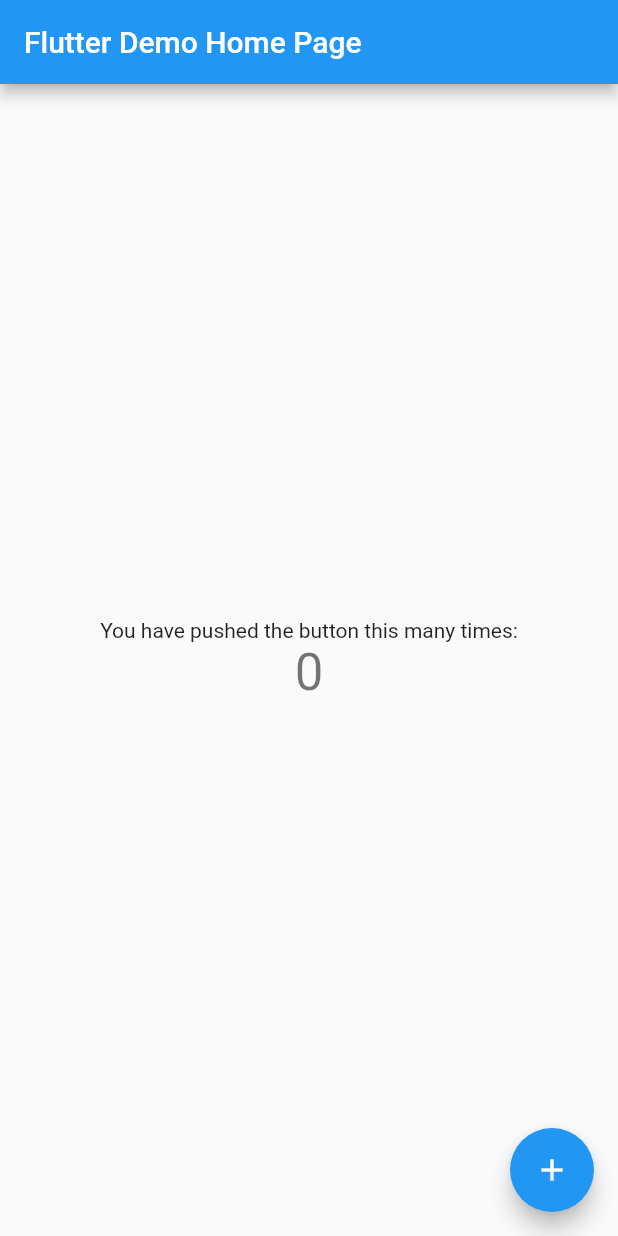
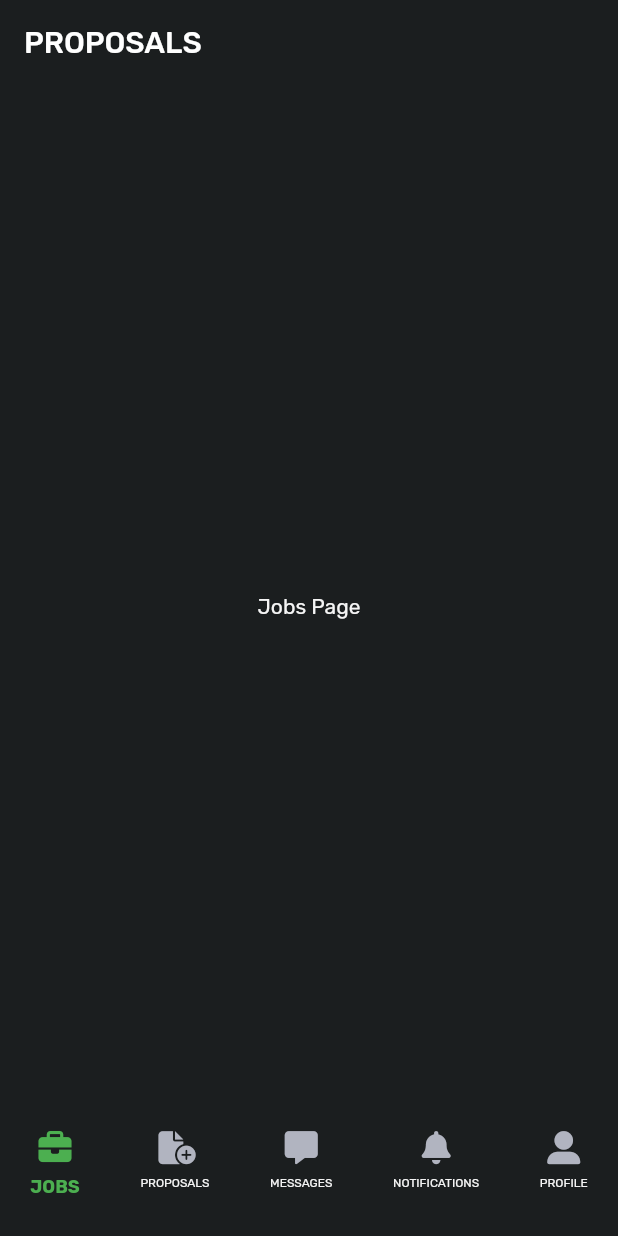
Before and after one commit to rodgersmerokaosumo/upwork, a Flutter app: the screen it shows after launch, on a phone screen of 412 x 824 dp. Run offline on Flutter 3.47's test engine with Material 2 defaults, Android fonts, the phone set to English and light mode, and no system bars; our stand-ins replace font_awesome_flutter, google_fonts.

Commit message:
Bottom Navigation Bar and App Bar

```diff
--- a/lib/main.dart
+++ b/lib/main.dart
@@ -1,4 +1,6 @@
 import 'package:flutter/material.dart';
+import 'package:upwork/screens/screens.dart';
+import 'package:upwork/theme.dart';
 
 void main() {
   runApp(const MyApp());
@@ -11,105 +13,11 @@ class MyApp extends StatelessWidget {
   @override
   Widget build(BuildContext context) {
     return MaterialApp(
-      title: 'Flutter Demo',
-      theme: ThemeData(
-        // This is the theme of your application.
-        //
-        // Try running your application with "flutter run". You'll see the
-        // application has a blue toolbar. Then, without quitting the app, try
-        // changing the primarySwatch below to Colors.green and then invoke
-        // "hot reload" (press "r" in the console where you ran "flutter run",
-        // or simply save your changes to "hot reload" in a Flutter IDE).
-        // Notice that the counter didn't reset back to zero; the application
-        // is not restarted.
-        primarySwatch: Colors.blue,
-      ),
-      home: const MyHomePage(title: 'Flutter Demo Home Page'),
+      title: 'Upwork',
+      theme: AppTheme.light(),
+      darkTheme: AppTheme.dark(),
+      themeMode: ThemeMode.dark,
+      home: HomeScreen(),
     );
   }
 }
-
-class MyHomePage extends StatefulWidget {
-  const MyHomePage({super.key, required this.title});
-
-  // This widget is the home page of your application. It is stateful, meaning
-  // that it has a State object (defined below) that contains fields that affect
-  // how it looks.
-
-  // This class is the configuration for the state. It holds the values (in this
-  // case the title) provided by the parent (in this case the App widget) and
-  // used by the build method of the State. Fields in a Widget subclass are
-  // always marked "final".
-
-  final String title;
-
-  @override
-  State<MyHomePage> createState() => _MyHomePageState();
-}
-
-class _MyHomePageState extends State<MyHomePage> {
-  int _counter = 0;
-
-  void _incrementCounter() {
-    setState(() {
-      // This call to setState tells the Flutter framework that something has
-      // changed in this State, which causes it to rerun the build method below
-      // so that the display can reflect the updated values. If we changed
-      // _counter without calling setState(), then the build method would not be
-      // called again, and so nothing would appear to happen.
-      _counter++;
-    });
-  }
-
-  @override
-  Widget build(BuildContext context) {
-    // This method is rerun every time setState is called, for instance as done
-    // by the _incrementCounter method above.
-    //
-    // The Flutter framework has been optimized to make rerunning build methods
-    // fast, so that you can just rebuild anything that needs updating rather
-    // than having to individually change instances of widgets.
-    return Scaffold(
-      appBar: AppBar(
-        // Here we take the value from the MyHomePage object that was created by
-        // the App.build method, and use it to set our appbar title.
-        title: Text(widget.title),
-      ),
-      body: Center(
-        // Center is a layout widget. It takes a single child and positions it
-        // in the middle of the parent.
-        child: Column(
-          // Column is also a layout widget. It takes a list of children and
-          // arranges them vertically. By default, it sizes itself to fit its
-          // children horizontally, and tries to be as tall as its parent.
-          //
-          // Invoke "debug painting" (press "p" in the console, choose the
-          // "Toggle Debug Paint" action from the Flutter Inspector in Android
-          // Studio, or the "Toggle Debug Paint" command in Visual Studio Code)
-          // to see the wireframe for each widget.
-          //
-          // Column has various properties to control how it sizes itself and
-          // how it positions its children. Here we use mainAxisAlignment to
-          // center the children vertically; the main axis here is the vertical
-          // axis because Columns are vertical (the cross axis would be
-          // horizontal).
-          mainAxisAlignment: MainAxisAlignment.center,
-          children: <Widget>[
-            const Text(
-              'You have pushed the button this many times:',
-            ),
-            Text(
-              '$_counter',
-              style: Theme.of(context).textTheme.headlineMedium,
-            ),
-          ],
-        ),
-      ),
-      floatingActionButton: FloatingActionButton(
-        onPressed: _incrementCounter,
-        tooltip: 'Increment',
-        child: const Icon(Icons.add),
-      ), // This trailing comma makes auto-formatting nicer for build methods.
-    );
-  }
-}
--- /dev/null
+++ b/lib/pages/jobs_page.dart
@@ -0,0 +1,12 @@
+import 'package:flutter/material.dart';
+
+class JobsPage extends StatelessWidget {
+  const JobsPage({super.key});
+
+  @override
+  Widget build(BuildContext context) {
+    return const Center(
+      child: Text("Jobs Page"),
+    );
+  }
+}
--- /dev/null
+++ b/lib/pages/messages_page.dart
@@ -0,0 +1,12 @@
+import 'package:flutter/material.dart';
+
+class MessagesPage extends StatelessWidget {
+  const MessagesPage({super.key});
+
+  @override
+  Widget build(BuildContext context) {
+    return const Center(
+      child: Text("Messages Page"),
+    );
+  }
+}
--- /dev/null
+++ b/lib/pages/notifications_page.dart
@@ -0,0 +1,12 @@
+import 'package:flutter/material.dart';
+
+class NotificationsPage extends StatelessWidget {
+  const NotificationsPage({super.key});
+
+  @override
+  Widget build(BuildContext context) {
+    return const Center(
+      child: Text("Notifications Page"),
+    );
+  }
+}
--- /dev/null
+++ b/lib/pages/pages.dart
@@ -0,0 +1,5 @@
+export 'jobs_page.dart';
+export 'messages_page.dart';
+export 'notifications_page.dart';
+export 'profile_page.dart';
+export 'proposals_page.dart';
--- /dev/null
+++ b/lib/pages/profile_page.dart
@@ -0,0 +1,12 @@
+import 'package:flutter/material.dart';
+
+class ProfilePage extends StatelessWidget {
+  const ProfilePage({super.key});
+
+  @override
+  Widget build(BuildContext context) {
+    return const Center(
+      child: Text("Profile Page"),
+    );
+  }
+}
--- /dev/null
+++ b/lib/pages/proposals_page.dart
@@ -0,0 +1,12 @@
+import 'package:flutter/material.dart';
+
+class ProposalsPage extends StatelessWidget {
+  const ProposalsPage({super.key});
+
+  @override
+  Widget build(BuildContext context) {
+    return const Center(
+      child: Text("Proposals Page"),
+    );
+  }
+}
--- /dev/null
+++ b/lib/screens/homescreen.dart
@@ -0,0 +1,183 @@
+// ignore_for_file: public_member_api_docs, sort_constructors_first
+import 'package:flutter/material.dart';
+import 'package:font_awesome_flutter/font_awesome_flutter.dart';
+
+import 'package:upwork/pages/pages.dart';
+import 'package:upwork/theme.dart';
+
+class HomeScreen extends StatelessWidget {
+  HomeScreen({Key? key}) : super(key: key);
+
+  final ValueNotifier<int> pageIndex = ValueNotifier(0);
+  final ValueNotifier<String> title = ValueNotifier('PROPOSALS');
+
+  final pages = const [
+    JobsPage(),
+    ProposalsPage(),
+    MessagesPage(),
+    NotificationsPage(),
+    ProfilePage(),
+  ];
+
+  final pageTitles = const [
+    'Jobs',
+    'Proposals',
+    'Messages',
+    'Notifications',
+    'Profile',
+  ];
+
+  void _onNavigationItemSelected(index) {
+    title.value = pageTitles[index];
+    pageIndex.value = index;
+  }
+
+  @override
+  Widget build(BuildContext context) {
+    return Scaffold(
+      appBar: AppBar(
+        backgroundColor: Colors.transparent,
+        elevation: 0,
+        title: ValueListenableBuilder(
+          valueListenable: title,
+          builder: (BuildContext context, String value, _) {
+            return Text(value);
+          },
+        ),
+      ),
+      body: ValueListenableBuilder(
+        valueListenable: pageIndex,
+        builder: (BuildContext context, int value, _) {
+          return pages[value];
+        },
+      ),
+      bottomNavigationBar: _BottomNavigationBar(
+        onItemSelected: _onNavigationItemSelected,
+      ),
+    );
+  }
+}
+
+class _BottomNavigationBar extends StatefulWidget {
+  _BottomNavigationBar({
+    Key? key,
+    required this.onItemSelected,
+  }) : super(key: key);
+
+  final ValueChanged<int> onItemSelected;
+
+  @override
+  State<_BottomNavigationBar> createState() => _BottomNavigationBarState();
+}
+
+class _BottomNavigationBarState extends State<_BottomNavigationBar> {
+  var selectedIndex = 0;
+
+  void handleItemSelected(int index) {
+    setState(() {
+      selectedIndex = index;
+    });
+    widget.onItemSelected(index);
+  }
+
+  @override
+  Widget build(BuildContext context) {
+    return SafeArea(
+      top: true,
+      bottom: false,
+      child: Row(
+        mainAxisAlignment: MainAxisAlignment.spaceAround,
+        children: [
+          _NavigationBarItem(
+            index: 0,
+            lable: 'JOBS',
+            icon: FontAwesomeIcons.briefcase,
+            isSelected: (selectedIndex == 0),
+            onTap: handleItemSelected,
+          ),
+          _NavigationBarItem(
+            index: 1,
+            lable: 'PROPOSALS',
+            icon: FontAwesomeIcons.fileCirclePlus,
+            isSelected: (selectedIndex == 1),
+            onTap: handleItemSelected,
+          ),
+          _NavigationBarItem(
+            index: 2,
+            lable: 'MESSAGES',
+            icon: FontAwesomeIcons.solidMessage,
+            isSelected: (selectedIndex == 2),
+            onTap: handleItemSelected,
+          ),
+          _NavigationBarItem(
+            index: 3,
+            lable: 'NOTIFICATIONS',
+            icon: FontAwesomeIcons.solidBell,
+            isSelected: (selectedIndex == 3),
+            onTap: handleItemSelected,
+          ),
+          _NavigationBarItem(
+            index: 4,
+            lable: 'PROFILE',
+            icon: FontAwesomeIcons.userLarge,
+            isSelected: (selectedIndex == 4),
+            onTap: handleItemSelected,
+          ),
+        ],
+      ),
+    );
+  }
+}
+
+class _NavigationBarItem extends StatelessWidget {
+  _NavigationBarItem({
+    Key? key,
+    required this.index,
+    required this.lable,
+    required this.icon,
+    this.isSelected = false,
+    required this.onTap,
+  }) : super(key: key);
+
+  final int index;
+  final String lable;
+  final IconData icon;
+  final bool isSelected;
+  final ValueChanged<int> onTap;
+
+  @override
+  Widget build(BuildContext context) {
+    return GestureDetector(
+      behavior: HitTestBehavior.opaque,
+      onTap: () {
+        onTap(index);
+      },
+      child: SizedBox(
+        height: 70,
+        child: Column(
+          mainAxisSize: MainAxisSize.min,
+          children: [
+            Icon(
+              icon,
+              size: 22,
+              color: isSelected ? AppColors.secondary : null,
+            ),
+            const SizedBox(
+              height: 8,
+            ),
+            Text(
+              lable,
+              style: isSelected
+                  ? const TextStyle(
+                      fontSize: 12,
+                      fontWeight: FontWeight.bold,
+                      color: AppColors.secondary,
+                    )
+                  : const TextStyle(fontSize: 8),
+            ),
+          ],
+        ),
+      ),
+    );
+  }
+}
--- /dev/null
+++ b/lib/screens/screens.dart
@@ -0,0 +1 @@
+export 'homescreen.dart';
--- /dev/null
+++ b/lib/theme.dart
@@ -0,0 +1,63 @@
+import 'package:flutter/material.dart';
+import 'package:google_fonts/google_fonts.dart';
+
+abstract class AppColors {
+  static const secondary = Colors.green;
+  static const accent = Color.fromARGB(255, 63, 100, 252);
+  static const textDark = Color(0xFF53585A);
+  static const textLigth = Color(0xFFF5F5F5);
+  static const textFaded = Color(0xFF9899A5);
+  static const iconLight = Color(0xFFB1B4C0);
+  static const iconDark = Color(0xFFB1B3C1);
+  static const textHighlight = secondary;
+  static const cardLight = Color(0xFFF9FAFE);
+  static const cardDark = Color(0xFF303334);
+}
+
+abstract class _LightColors {
+  static const background = Colors.white;
+  static const card = AppColors.cardLight;
+}
+
+abstract class _DarkColors {
+  static const background = Color(0xFF1B1E1F);
+  static const card = AppColors.cardDark;
+}
+
+/// Reference to the application theme.
+abstract class AppTheme {
+  static const accentColor = AppColors.accent;
+  static final visualDensity = VisualDensity.adaptivePlatformDensity;
+
+  /// Light theme and its settings.
+  static ThemeData light() => ThemeData(
+        brightness: Brightness.light,
+        accentColor: accentColor,
+        visualDensity: visualDensity,
+        textTheme:
+            GoogleFonts.rubikTextTheme().apply(bodyColor: AppColors.textDark),
+        backgroundColor: _LightColors.background,
+        scaffoldBackgroundColor: _LightColors.background,
+        cardColor: _LightColors.card,
+        primaryTextTheme: const TextTheme(
+          headline6: TextStyle(color: AppColors.textDark),
+        ),
+        iconTheme: const IconThemeData(color: AppColors.iconDark),
+      );
+
+  /// Dark theme and its settings.
+  static ThemeData dark() => ThemeData(
+        brightness: Brightness.dark,
+        accentColor: accentColor,
+        visualDensity: visualDensity,
+        textTheme:
+            GoogleFonts.rubikTextTheme().apply(bodyColor: AppColors.textLigth),
+        backgroundColor: _DarkColors.background,
+        scaffoldBackgroundColor: _DarkColors.background,
+        cardColor: _DarkColors.card,
+        primaryTextTheme: const TextTheme(
+          headline6: TextStyle(color: AppColors.textLigth),
+        ),
+        iconTheme: const IconThemeData(color: AppColors.iconLight),
+      );
+}
```
Also changed, not shown: pubspec.yaml (+5 -17 lines), pubspec.lock, 2 other files.
